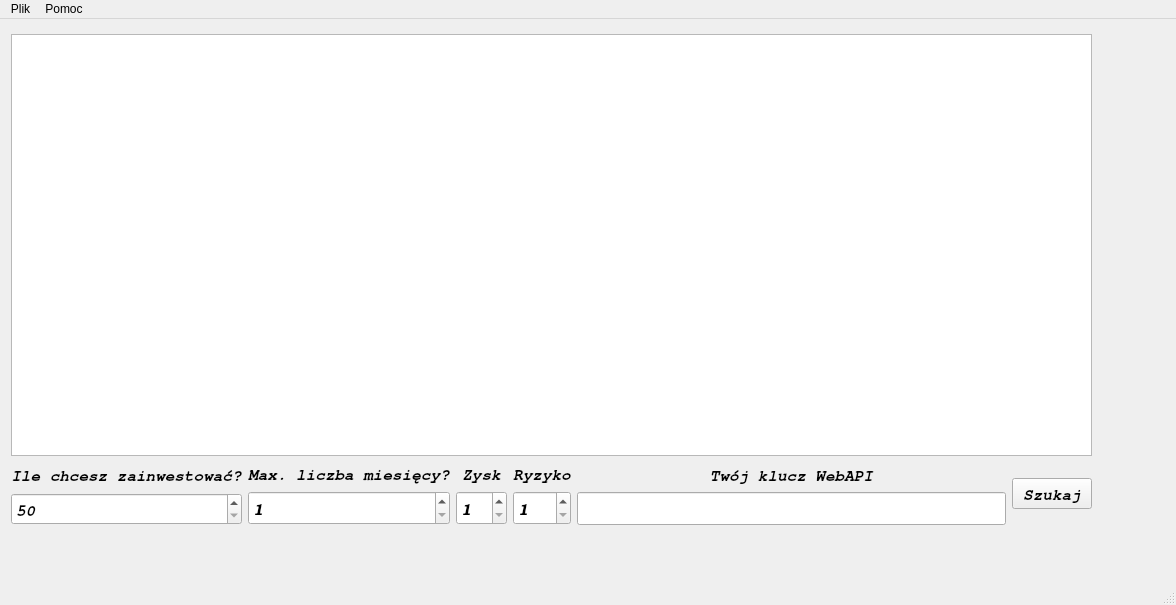
Old version of the form mainForm.ui in the repository DjVidiX/kokos-project.
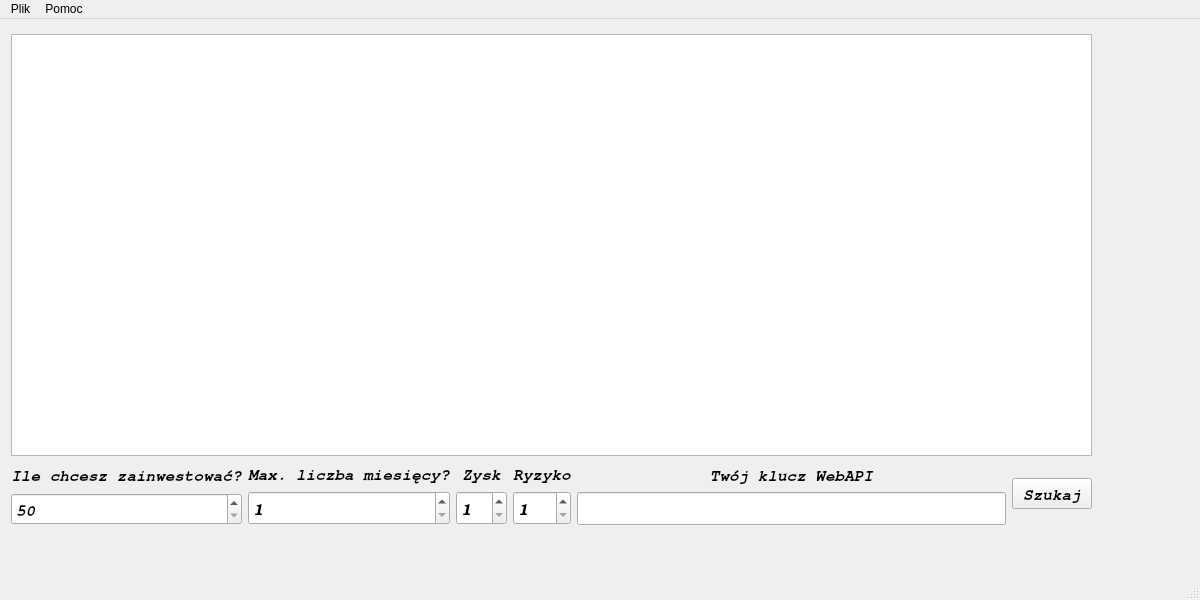
New version of the form.

Diff of the .ui file:
```diff
--- a/mainForm.ui
+++ b/mainForm.ui
@@ -6,10 +6,22 @@
    <rect>
     <x>0</x>
     <y>0</y>
-    <width>1176</width>
-    <height>605</height>
+    <width>1200</width>
+    <height>600</height>
    </rect>
   </property>
+  <property name="sizePolicy">
+   <sizepolicy hsizetype="Preferred" vsizetype="Preferred">
+    <horstretch>0</horstretch>
+    <verstretch>0</verstretch>
+   </sizepolicy>
+  </property>
+  <property name="maximumSize">
+   <size>
+    <width>1200</width>
+    <height>600</height>
+   </size>
+  </property>
   <property name="windowTitle">
    <string>Kokos.pl</string>
   </property>
@@ -17,6 +29,12 @@
    <bool>false</bool>
   </property>
   <widget class="QWidget" name="centralwidget">
+   <property name="maximumSize">
+    <size>
+     <width>1200</width>
+     <height>600</height>
+    </size>
+   </property>
    <property name="font">
     <font>
      <family>TeXGyreCursor</family>
@@ -317,7 +335,7 @@
     <rect>
      <x>0</x>
      <y>0</y>
-     <width>1176</width>
+     <width>1200</width>
      <height>19</height>
     </rect>
    </property>
```
Left out of the diff: 10 changed lines with no effect on the pictures.
